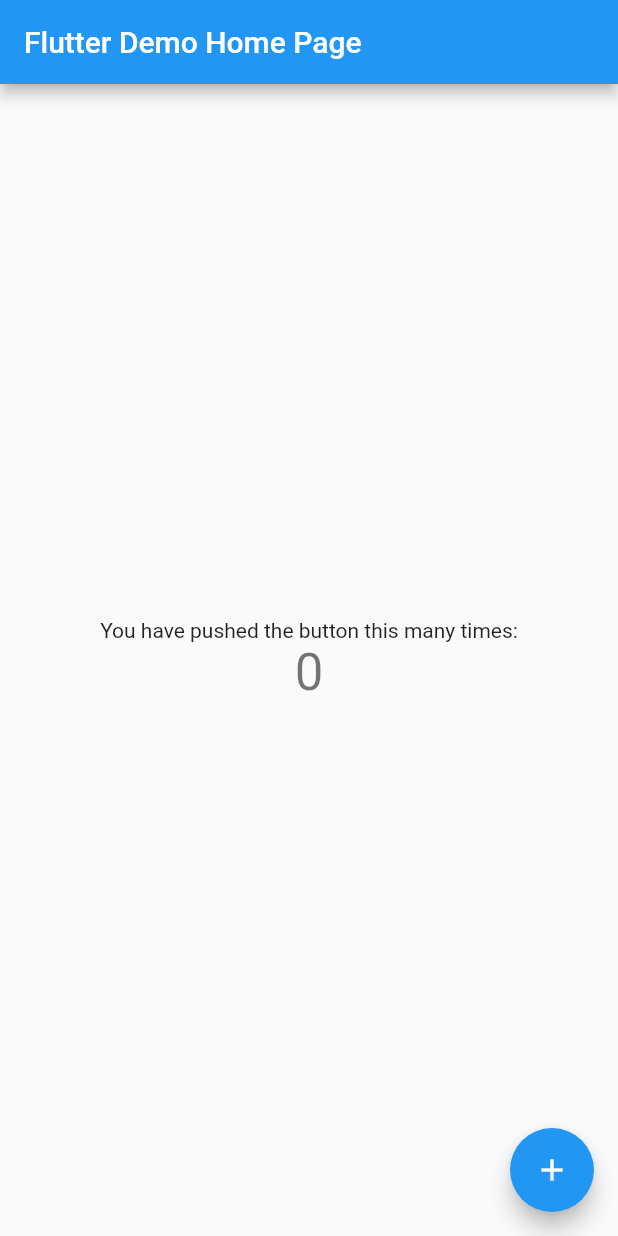
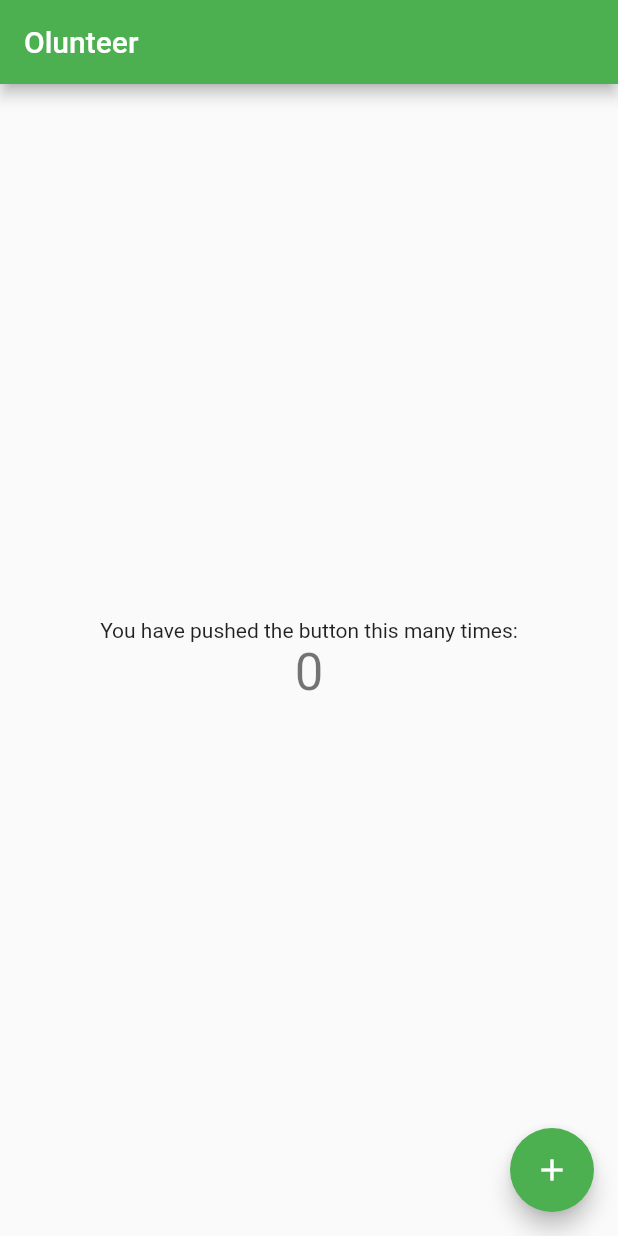
Before and after one commit to olunteer/app, a Flutter app: the screen it shows after launch, on a phone screen of 412 x 824 dp. Run offline on Flutter 3.47's test engine with Material 2 defaults, Android fonts, the phone set to English and light mode, and no system bars.

```diff
--- a/lib/main.dart
+++ b/lib/main.dart
@@ -18,9 +18,9 @@ class MyApp extends StatelessWidget {
         // or simply save your changes to "hot reload" in a Flutter IDE).
         // Notice that the counter didn't reset back to zero; the application
         // is not restarted.
-        primarySwatch: Colors.blue,
+        primarySwatch: Colors.green,
       ),
-      home: MyHomePage(title: 'Flutter Demo Home Page'),
+      home: MyHomePage(title: 'Olunteer'),
     );
   }
 }
--- a/pubspec.yaml
+++ b/pubspec.yaml
@@ -19,6 +19,11 @@ environment:
 dependencies:
   flutter:
     sdk: flutter
+
+  firebase_core: ^0.4.0+9
+  firebase_analytics: ^5.0.2
+  firebase_auth: ^0.14.0+5
+  cloud_firestore: ^0.12.9+5
 
   # The following adds the Cupertino Icons font to your application.
   # Use with the CupertinoIcons class for iOS style icons.
```
Also changed, not shown: pubspec.lock, 10 other files.
